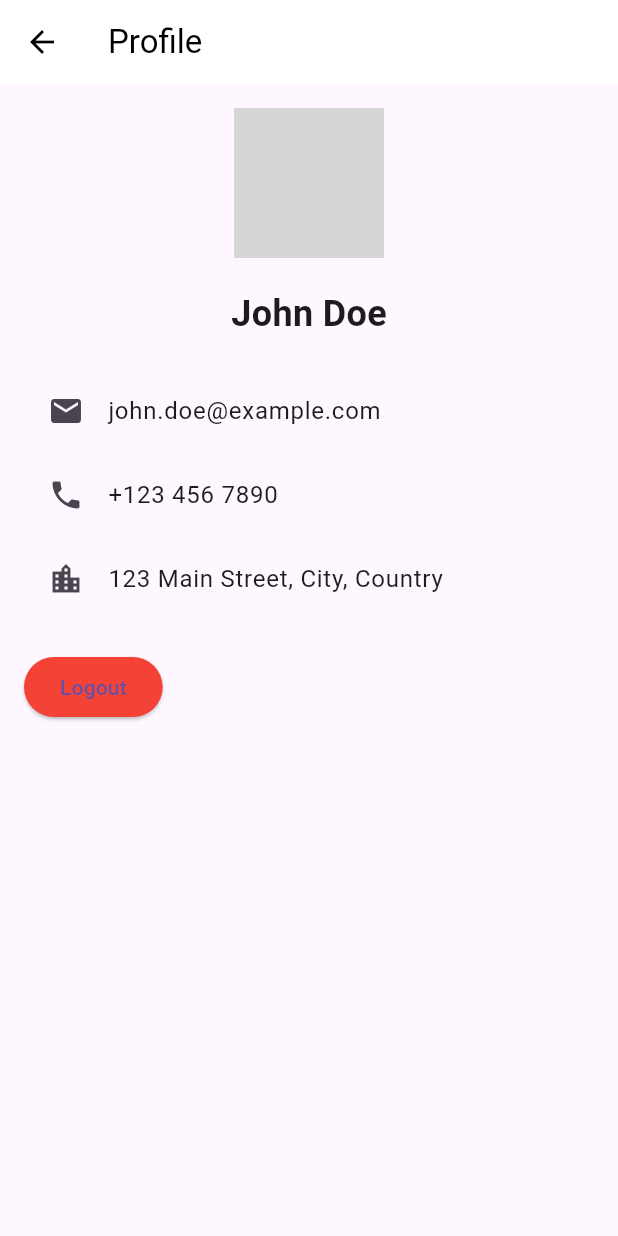
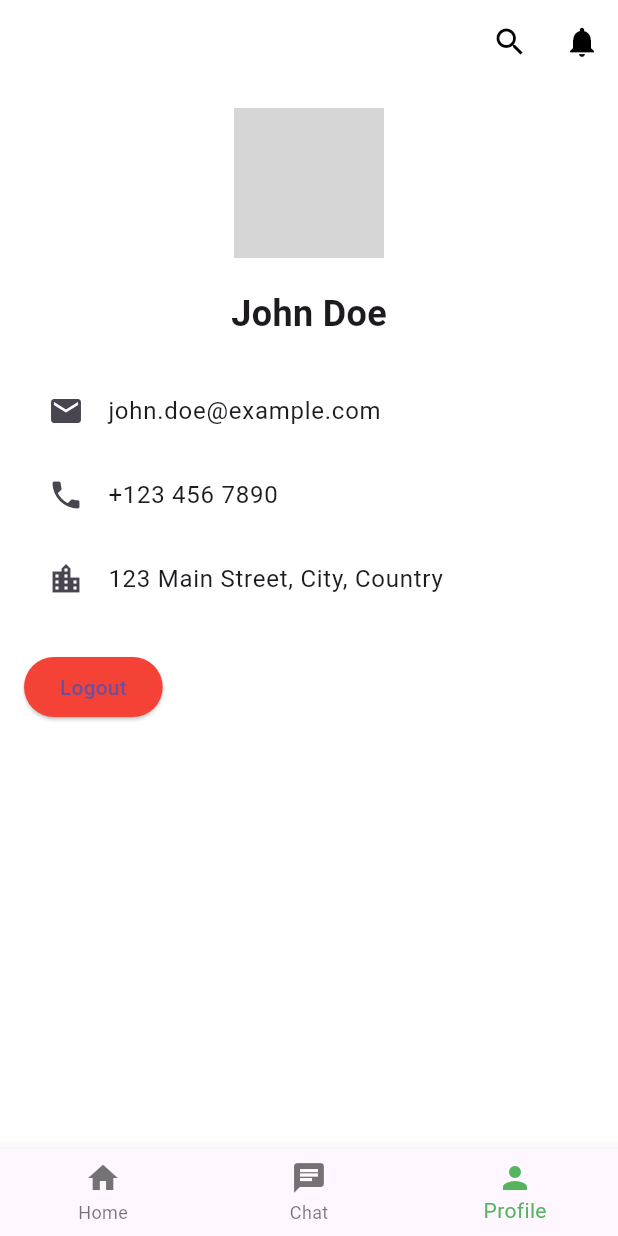
Before and after one commit to kaist-ai-hackathon-team-3/kaist-ai-hackathon-fe, a Flutter app: the ProfileScreen widget shown alone on an empty page, opened directly, on a phone screen of 412 x 824 dp. Run offline on Flutter 3.47's test engine with Material 3 defaults, Android fonts, the phone set to English and light mode, and no system bars; our stand-ins replace chat_bubbles; network calls fail; grey boxes are pictures that could not be loaded.

Commit message:
common layout 생성

```diff
--- /dev/null
+++ b/lib/common_layout.dart
@@ -0,0 +1,86 @@
+import 'package:flutter/material.dart';
+import 'home.dart'; // HomePage import
+import 'chat.dart'; // ChatScreen import
+import 'profile.dart'; // ProfileScreen import
+
+class CommonLayout extends StatefulWidget {
+  final Widget body;
+  final int selectedIndex;
+
+  const CommonLayout({super.key, required this.body, required this.selectedIndex});
+
+  @override
+  _CommonLayoutState createState() => _CommonLayoutState();
+}
+
+class _CommonLayoutState extends State<CommonLayout> {
+  void _onItemTapped(int index) {
+    if (index != widget.selectedIndex) {
+      switch (index) {
+        case 0:
+          Navigator.pushReplacement(
+            context,
+            MaterialPageRoute(builder: (context) => HomePage(categories: [])),
+          );
+          break;
+        case 1:
+          Navigator.pushReplacement(
+            context,
+            MaterialPageRoute(builder: (context) => ChatScreen()),
+          );
+          break;
+        case 2:
+          Navigator.pushReplacement(
+            context,
+            MaterialPageRoute(builder: (context) => ProfileScreen()),
+          );
+          break;
+      }
+    }
+  }
+
+  @override
+  Widget build(BuildContext context) {
+    return Scaffold(
+      appBar: AppBar(
+        backgroundColor: Colors.white,
+        foregroundColor: Colors.black,
+        actions: [
+          IconButton(
+            icon: const Icon(Icons.search),
+            onPressed: () {
+              // 검색 기능 구현
+            },
+          ),
+          IconButton(
+            icon: const Icon(Icons.notifications),
+            onPressed: () {
+              // 알림 기능 구현
+            },
+          ),
+        ],
+      ),
+      backgroundColor: Colors.white,
+      body: widget.body,
+      bottomNavigationBar: BottomNavigationBar(
+        selectedItemColor: const Color(0xFF56B45F),
+        currentIndex: widget.selectedIndex == -1 ? 0 : widget.selectedIndex,
+        onTap: _onItemTapped,
+        items: const [
+          BottomNavigationBarItem(
+            icon: Icon(Icons.home),
+            label: 'Home',
+          ),
+          BottomNavigationBarItem(
+            icon: Icon(Icons.chat),
+            label: 'Chat',
+          ),
+          BottomNavigationBarItem(
+            icon: Icon(Icons.person),
+            label: 'Profile',
+          ),
+        ],
+      ),
+    );
+  }
+}
--- a/lib/profile.dart
+++ b/lib/profile.dart
@@ -1,27 +1,26 @@
 import 'package:flutter/material.dart';
+import 'common_layout.dart'; // CommonLayout import
 
 class ProfileScreen extends StatelessWidget {
+  const ProfileScreen({super.key});
+
   @override
   Widget build(BuildContext context) {
-    return Scaffold(
-      appBar: AppBar(
-        title: const Text('Profile'),
-        backgroundColor: Colors.white,
-        foregroundColor: Colors.black,
-      ),
+    return CommonLayout(
       body: Padding(
         padding: const EdgeInsets.all(16.0),
         child: Column(
           crossAxisAlignment: CrossAxisAlignment.start,
           children: [
-            Center(
+            const Center(
               child: CircleAvatar(
                 radius: 50,
-                backgroundImage: NetworkImage('https://via.placeholder.com/100'),
+                backgroundImage:
+                    NetworkImage('https://via.placeholder.com/100'),
               ),
             ),
             const SizedBox(height: 20),
-            Center(
+            const Center(
               child: Text(
                 'John Doe',
                 style: TextStyle(
@@ -31,15 +30,15 @@ class ProfileScreen extends StatelessWidget {
               ),
             ),
             const SizedBox(height: 20),
-            ListTile(
+            const ListTile(
               leading: Icon(Icons.email),
               title: Text('john.doe@example.com'),
             ),
-            ListTile(
+            const ListTile(
               leading: Icon(Icons.phone),
               title: Text('+123 456 7890'),
             ),
-            ListTile(
+            const ListTile(
               leading: Icon(Icons.location_city),
               title: Text('123 Main Street, City, Country'),
             ),
@@ -48,14 +47,15 @@ class ProfileScreen extends StatelessWidget {
               onPressed: () {
                 // 로그아웃 기능 구현
               },
-              child: Text('Logout'),
               style: ElevatedButton.styleFrom(
                 backgroundColor: Colors.red,
               ),
+              child: const Text('Logout'),
             ),
           ],
         ),
       ),
+      selectedIndex: 2,
     );
   }
 }
```
Also changed, not shown: lib/chat.dart (+30 -16 lines), lib/home.dart (+5 -58 lines), lib/policy_detail.dart (+3 -22 lines).
